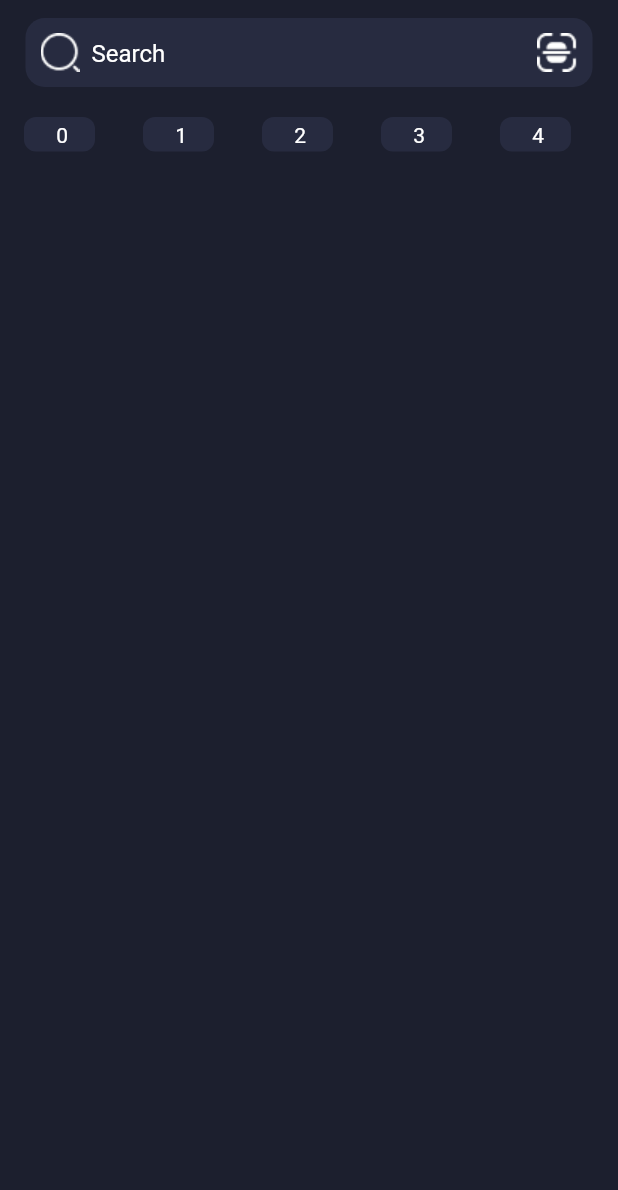
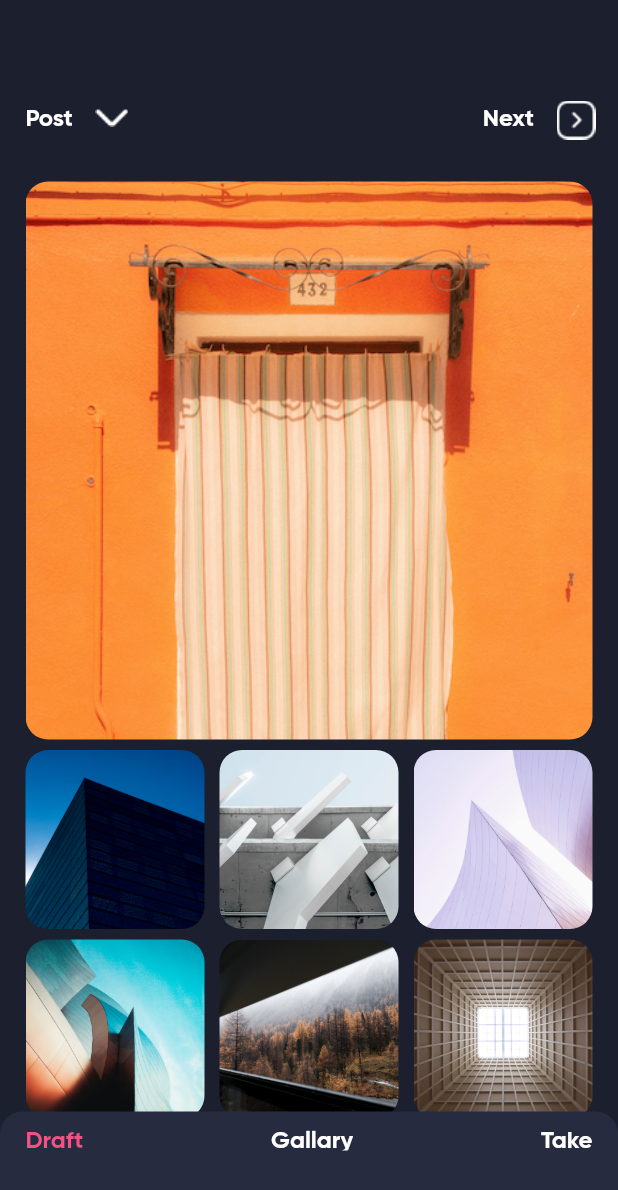
Before and after one commit to Amirmahdi1380/Instagram_design, a Flutter app: the screen it shows after launch, on a phone screen of 412 x 824 dp. Shown: the top 1190 px of the screen. Run offline on Flutter 3.47's test engine with Material 2 defaults, Android fonts, the phone set to English and light mode, and no system bars; our stand-ins replace dotted_border.

Commit message:
add create post screen

```diff
--- a/lib/main.dart
+++ b/lib/main.dart
@@ -1,4 +1,5 @@
 import 'package:flutter/material.dart';
+import 'package:instagram_application/screens/create_post.dart';
 import 'package:instagram_application/screens/home_screen.dart';
 import 'package:instagram_application/screens/login_page.dart';
 import 'package:instagram_application/screens/search_screen.dart';
@@ -33,7 +34,7 @@ class Application extends StatelessWidget {
         ),
       ),
       debugShowCheckedModeBanner: false,
-      home: SearchScreeen(),
+      home: CreatePost(),
     );
   }
 }
--- /dev/null
+++ b/lib/screens/create_post.dart
@@ -0,0 +1,198 @@
+import 'package:flutter/material.dart';
+import 'package:flutter_staggered_grid_view/flutter_staggered_grid_view.dart';
+
+class CreatePost extends StatelessWidget {
+  const CreatePost({Key? key}) : super(key: key);
+
+  @override
+  Widget build(BuildContext context) {
+    return Scaffold(
+      backgroundColor: Color(0xff1C1F2E),
+      body: Stack(
+        alignment: AlignmentDirectional.bottomCenter,
+        children: [
+          CustomScrollView(
+            slivers: [
+              SliverToBoxAdapter(
+                child: _getAppBar(),
+              ),
+              SliverPadding(
+                padding: EdgeInsets.symmetric(horizontal: 17, vertical: 5),
+                sliver: SliverGrid(
+                  delegate: SliverChildBuilderDelegate(
+                    (context, index) {
+                      return Container(
+                        //color: Colors.amber,
+                        child: ClipRRect(
+                          borderRadius: BorderRadius.all(
+                            Radius.circular(15),
+                          ),
+                          child: FittedBox(
+                            fit: BoxFit.cover,
+                            child: Image.asset('assets/images/item$index.png'),
+                          ),
+                        ),
+                      );
+                    },
+                    childCount: 10,
+                  ),
+                  gridDelegate: SliverQuiltedGridDelegate(
+                    crossAxisCount: 3,
+                    mainAxisSpacing: 7,
+                    crossAxisSpacing: 10,
+                    //repeatPattern: QuiltedGridRepeatPattern.inverted,
+                    pattern: [
+                      QuiltedGridTile(3, 3),
+                      //QuiltedGridTile(2, 2),
+                      QuiltedGridTile(1, 1),
+                      QuiltedGridTile(1, 1),
+                      QuiltedGridTile(1, 1),
+                      QuiltedGridTile(1, 1),
+                      QuiltedGridTile(1, 1),
+                      QuiltedGridTile(1, 1),
+                      //QuiltedGridTile(1, 1),
+                      //QuiltedGridTile(1, 1),
+                      //QuiltedGridTile(1, 1),
+                    ],
+                  ),
+                ),
+              ),
+            ],
+          ),
+          Positioned(
+            child: _getNavigation(),
+          )
+        ],
+      ),
+    );
+  }
+
+  Widget _getNavigation() {
+    return Container(
+      decoration: BoxDecoration(
+        color: Color(0xff272B40),
+        borderRadius: BorderRadius.only(
+          topLeft: Radius.circular(15),
+          topRight: Radius.circular(15),
+        ),
+      ),
+      child: Padding(
+        padding: EdgeInsets.only(left: 17, right: 17, top: 10, bottom: 57),
+        child: Row(
+          mainAxisAlignment: MainAxisAlignment.spaceBetween,
+          children: [
+            Text(
+              'Draft',
+              style: TextStyle(
+                color: Color(0xffF35383),
+                fontFamily: 'GB',
+                fontSize: 16,
+              ),
+            ),
+            Text(
+              'Gallary',
+              style: TextStyle(
+                color: Colors.white,
+                fontFamily: 'GB',
+                fontSize: 16,
+              ),
+            ),
+            Text(
+              'Take',
+              style: TextStyle(
+                color: Colors.white,
+                fontFamily: 'GB',
+                fontSize: 16,
+              ),
+            )
+          ],
+        ),
+      ),
+      height: 83,
+      width: 428,
+    );
+  }
+
+  Widget _getAppBar() {
+    return Container(
+      decoration: BoxDecoration(
+        color: Color(0xff1C1F2E),
+      ),
+      child: Row(
+        mainAxisAlignment: MainAxisAlignment.spaceBetween,
+        children: [
+          Row(
+            children: [
+              Padding(
+                padding: EdgeInsets.only(top: 69, left: 17, bottom: 25),
+                child: Text(
+                  'Post',
+                  style: TextStyle(
+                      color: Colors.white, fontFamily: 'GB', fontSize: 16),
+                ),
+              ),
+              Padding(
+                padding: EdgeInsets.only(left: 15, top: 69, bottom: 28),
+                child: Container(
+                  child: Image.asset('assets/images/icon_down.png'),
+                ),
+              )
+            ],
+          ),
+          Row(
+            children: [
+              Padding(
+                padding: EdgeInsets.only(right: 15, top: 69, bottom: 25),
+                child: Text(
+                  'Next',
+                  style: TextStyle(
+                      color: Colors.white, fontFamily: 'GB', fontSize: 16),
+                ),
+              ),
+              Padding(
+                padding: EdgeInsets.only(top: 64, bottom: 20, right: 15),
+                child: Container(
+                  child: Image.asset('assets/images/icon_next.png'),
+                ),
+              )
+            ],
+          )
+        ],
+      ),
+      width: 428,
+      height: 116,
+    );
+    // return Padding(
+    //   padding: EdgeInsets.symmetric(horizontal: 17, vertical: 69),
+    //   child: Row(
+    //     children: [
+    //       Text(
+    //         'post',
+    //         style: TextStyle(
+    //           color: Colors.white,
+    //           fontFamily: 'GB',
+    //           fontSize: 16,
+    //         ),
+    //       ),
+    //       SizedBox(
+    //         width: 10,
+    //       ),
+    //       Image.asset('assets/images/icon_down.png'),
+    //       Spacer(),
+    //       Text(
+    //         'Next',
+    //         style: TextStyle(
+    //           color: Colors.white,
+    //           fontFamily: 'GB',
+    //           fontSize: 16,
+    //         ),
+    //       ),
+    //       SizedBox(
+    //         width: 5,
+    //       ),
+    //       Image.asset('assets/images/icon_next.png')
+    //     ],
+    //   ),
+    // );
+  }
+}
--- a/lib/screens/home_screen.dart
+++ b/lib/screens/home_screen.dart
@@ -37,7 +37,7 @@ class HomePage extends StatelessWidget {
                     builder: (BuildContext context) {
                       return Padding(
                         padding: EdgeInsets.only(
-                            bottom: MediaQuery.of(context).viewInsets.bottom),
+                            bottom: MediaQuery.of(context).viewInsets.bottom), //to change padding when keyboard is run
                         child: DraggableScrollableSheet(
                           initialChildSize: 0.5,
                           minChildSize: 0.2,
--- a/lib/screens/search_screen.dart
+++ b/lib/screens/search_screen.dart
@@ -1,4 +1,5 @@
 import 'package:flutter/material.dart';
+import 'package:flutter_staggered_grid_view/flutter_staggered_grid_view.dart';
 
 class SearchScreeen extends StatelessWidget {
   const SearchScreeen({Key? key}) : super(key: key);
@@ -8,12 +9,58 @@ class SearchScreeen extends StatelessWidget {
     return Scaffold(
       backgroundColor: Color(0xff1C1F2E),
       body: SafeArea(
-        child: Column(
-          children: [_getSearchBar(), _getCategory()],
+        child: CustomScrollView(
+          slivers: [
+            SliverToBoxAdapter(
+              child: _getSearchBar(),
+            ),
+            SliverToBoxAdapter(
+              child: _getCategory(),
+            ),
+            SliverPadding(
+              padding: EdgeInsets.symmetric(horizontal: 17),
+              sliver: SliverGrid(
+                delegate: SliverChildBuilderDelegate(
+                  (context, index) {
+                    return Container(
+                      child: ClipRRect(
+                        borderRadius: BorderRadius.all(
+                          Radius.circular(15),
+                        ),
+                        child: FittedBox(
+                          fit: BoxFit.cover,
+                          child: Image.asset('assets/images/item$index.png'),
+                        ),
+                      ),
+                    );
+                  },
+                  childCount: 10,
+                ),
+                gridDelegate: SliverQuiltedGridDelegate(
+                  crossAxisCount: 3,
+                  mainAxisSpacing: 7,
+                  crossAxisSpacing: 10,
+                  repeatPattern: QuiltedGridRepeatPattern.inverted,
+                  pattern: [
+                    QuiltedGridTile(2, 1),
+                    QuiltedGridTile(2, 2),
+                    QuiltedGridTile(1, 1),
+                    QuiltedGridTile(1, 1),
+                    QuiltedGridTile(1, 1),
+                    //QuiltedGridTile(1, 1),
+                    //QuiltedGridTile(1, 1),
+                    //QuiltedGridTile(1, 1),
+                  ],
+                ),
+              ),
+            )
+          ],
         ),
       ),
     );
   }
+  // GridView.custom(
+  //       ),
 
   Widget _getCategory() {
     return Container(
@@ -34,7 +81,7 @@ class SearchScreeen extends StatelessWidget {
               child: Padding(
                 padding: EdgeInsets.symmetric(horizontal: 18, vertical: 4),
                 child: Text(
-                  ' $index',
+                  'All $index',
                   style: TextStyle(color: Colors.white),
                   textAlign: TextAlign.center,
                 ),
--- a/lib/screens/share_buttonSheet.dart
+++ b/lib/screens/share_buttonSheet.dart
@@ -1,5 +1,4 @@
 import 'dart:ui';
-
 import 'package:flutter/material.dart';
 
 class buttonSheet extends StatelessWidget {
--- a/pubspec.yaml
+++ b/pubspec.yaml
@@ -39,6 +39,7 @@ dev_dependencies:
   flutter_test:
     sdk: flutter
   dotted_border: ^2.0.0+2
+  flutter_staggered_grid_view: ^0.6.2
   # The "flutter_lints" package below contains a set of recommended lints to
   # encourage good coding practices. The lint set provided by the package is
   # activated in the `analysis_options.yaml` file located at the root of your
```
Also changed, not shown: assets/images/icon_down.png (added), assets/images/icon_next.png (added), assets/images/item0.png (added), assets/images/item1.png (added), assets/images/item2.png (added), assets/images/item3.png (added), assets/images/item4.png (added), assets/images/item5.png (added), assets/images/item6.png (added), assets/images/item7.png (added), assets/images/item8.png (added), assets/images/item9.png (added), pubspec.lock.
